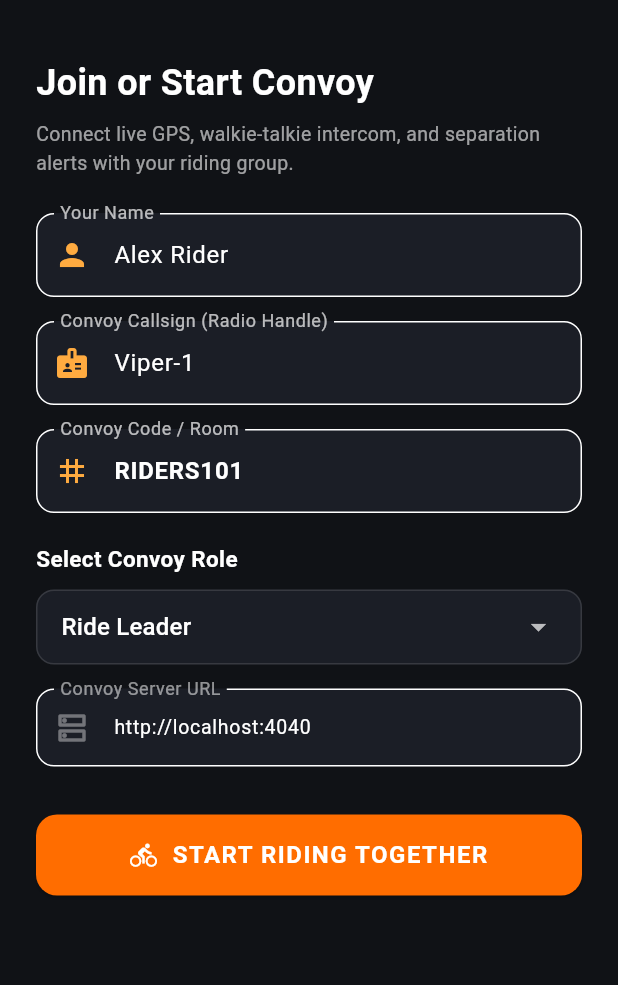
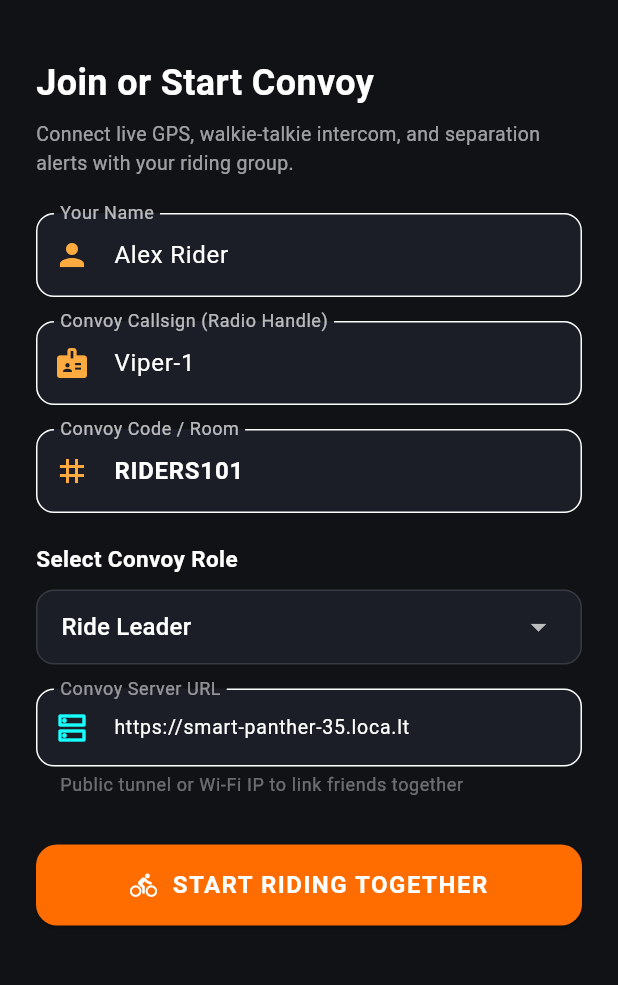
Before and after one commit to Pkoo2online/Motosquad, a Flutter app: the screen it shows after launch, on a phone screen of 412 x 824 dp, the part 63-1048 px from its top. Run offline on Flutter 3.47's test engine with Material 3 defaults, Android fonts, the light colour scheme and no system bars; our stand-ins replace audioplayers, flutter_map, geolocator, latlong2, shared_preferences, socket_io_client.

Commit message:
Configure workflow to inject Android permissions and update default server URL

```diff
--- a/lib/screens/session_setup_screen.dart
+++ b/lib/screens/session_setup_screen.dart
@@ -16,7 +16,7 @@
   final _nameCtrl = TextEditingController(text: 'Alex Rider');
   final _callsignCtrl = TextEditingController(text: 'Viper-1');
   final _convoyCtrl = TextEditingController(text: 'RIDERS101');
-  final _serverCtrl = TextEditingController(text: 'http://localhost:4040');
+  final _serverCtrl = TextEditingController(text: 'https://smart-panther-35.loca.lt');
   RiderRole _selectedRole = RiderRole.leader;
 
   @override
@@ -140,10 +140,13 @@
                 style: const TextStyle(color: Colors.white, fontSize: 13),
                 decoration: InputDecoration(
                   labelText: 'Convoy Server URL',
+                  hintText: 'e.g. https://... or Wi-Fi IP',
+                  helperText: 'Public tunnel or Wi-Fi IP to link friends together',
+                  helperStyle: const TextStyle(color: Colors.white38),
                   labelStyle: const TextStyle(color: Colors.white54),
                   filled: true,
                   fillColor: const Color(0xFF1B1E26),
-                  prefixIcon: const Icon(Icons.dns_outlined, color: Colors.white38),
+                  prefixIcon: const Icon(Icons.dns_outlined, color: Colors.cyanAccent),
                   border: OutlineInputBorder(borderRadius: BorderRadius.circular(12)),
                 ),
               ),
```
Also changed, not shown: 6 other files.
